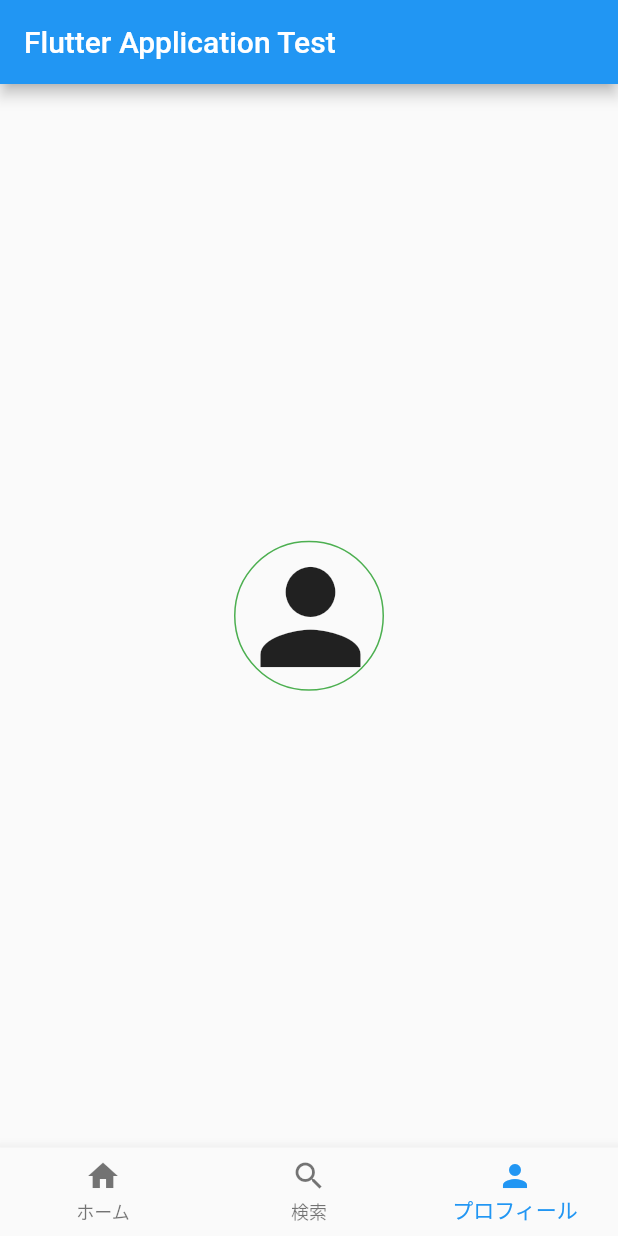
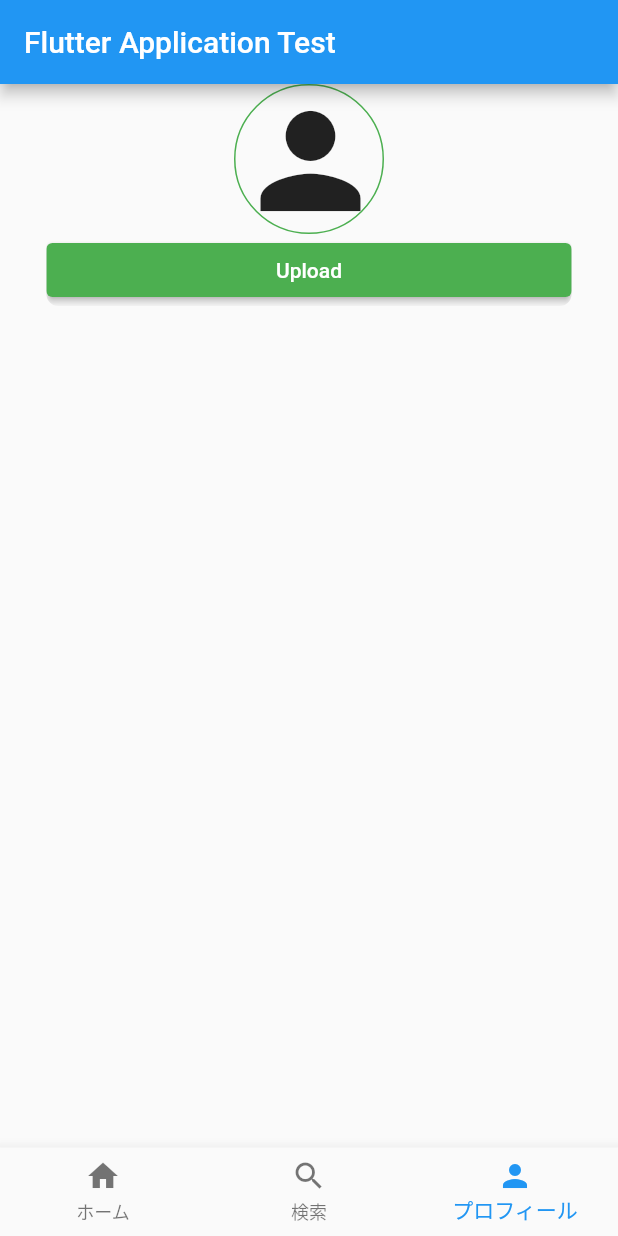
Before and after one commit to developerBBee/flutter_firebase_sample, a Flutter app: the MyHomePage screen opened directly, swiped to page 3, on a phone screen of 412 x 824 dp. Run offline on Flutter 3.47's test engine with Material 2 defaults, Android fonts, the phone set to English and light mode, and no system bars; our stand-ins replace cloud_firestore, firebase_auth, firebase_core, firebase_storage, flutter_riverpod, freezed_annotation and 1 more; accounts and stored records are empty; generated files the repository leaves out were written again.

Commit message:
Add function uploading user image

```diff
--- a/lib/constants/strings.dart
+++ b/lib/constants/strings.dart
@@ -1,3 +1,5 @@
+import 'package:uuid/uuid.dart';
+
 const String appTitle = "Flutter Application Test";
 
 const String signupTitle = "新規登録";
@@ -22,3 +24,10 @@ const String loadingText = "読み込み中...";
 const String homeTitle = "ホーム";
 const String searchTitle = "検索";
 const String profileTitle = "プロフィール";
+
+// UUID
+String getUUID() {
+  const Uuid uuid = Uuid();
+  return uuid.v4();
+}
+String jpgUuidFileName = "${getUUID()}.jpg";
--- a/lib/models/main_model.dart
+++ b/lib/models/main_model.dart
@@ -17,7 +17,7 @@ final mainProvider = ChangeNotifierProvider((_) => MainModel());
 class MainModel extends ChangeNotifier {
   bool isLoading = false;
   int counter = 0; // 変数の先頭に_はprivateなので、つけないようにする
-  User? currentUser = null;
+  User? currentUser;
   late DocumentSnapshot<Map<String, dynamic>> currentUserDoc;
   late FirestoreUser firestoreUser;
 
@@ -32,6 +32,7 @@ class MainModel extends ChangeNotifier {
     // OVU4cR6IiROm42BEC3nwscTC1OM2
     currentUserDoc = await FirebaseFirestore.instance.collection(usersFieldKey)
         .doc(currentUser!.uid).get();
+    // currentUserDocのJsonデータをFirestoreUserオブジェクトに変換
     firestoreUser = FirestoreUser.fromJson(currentUserDoc.data()!);
     endLoading();
   }
--- a/lib/views/main/profile_screen.dart
+++ b/lib/views/main/profile_screen.dart
@@ -1,5 +1,7 @@
 import 'package:flutter/material.dart';
+import 'package:flutter_application_test/details/rounded_button.dart';
 import 'package:flutter_application_test/details/user_image.dart';
+import 'package:flutter_application_test/models/main/profile_model.dart';
 import 'package:flutter_application_test/models/main_model.dart';
 import 'package:flutter_riverpod/flutter_riverpod.dart';
 
@@ -12,9 +14,27 @@ class ProfileScreen extends ConsumerWidget {
 
   @override
   Widget build(BuildContext context, WidgetRef ref) {
-    return Container(
-      alignment: Alignment.center,
-      child: UserImage(length: 100.0, userImageUrl: mainModel.firestoreUser.userImageURL),
+    final ProfileModel profileModel = ref.watch(profileProvider);
+    return Column(
+      children: [
+        // ユーザーアイコン
+        profileModel.xFile == null ?
+        // Nullの場合は、アイコンを表示する
+        Container(
+          alignment: Alignment.center,
+          child: UserImage(length: 100.0, userImageUrl: mainModel.firestoreUser.userImageURL,),
+        ) :
+        // Nullでない場合は、Loadingを表示する
+        const Text("Now Loading..."),
+
+        // ボタン
+        RoundedButton(
+          onPressed: () async => await profileModel.uploadUserImage(currentUserDoc: mainModel.currentUserDoc),
+          widthRate: 0.85,
+          color: Colors.green,
+          buttonText: "Upload"
+        ),
+      ],
     );
   }
 }
```
Also changed, not shown: lib/models/main/profile_model.dart (+34 -0 lines).
